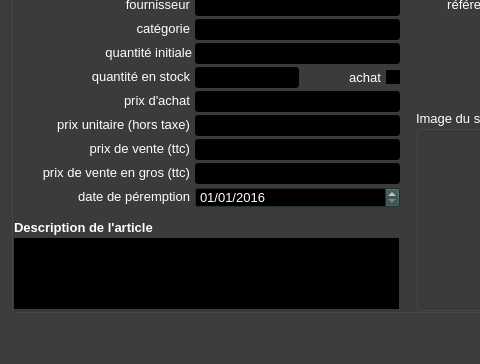
Before: the Qt Designer form ui/stocks/yeroth-erp-stock-detail-window.ui in xnoumbissinoundou/yeroth-erp-3.0, drawn with Qt 5; both pictures show x 0 to 480 and y 236 to 600 of the 800 by 600 pixel window.
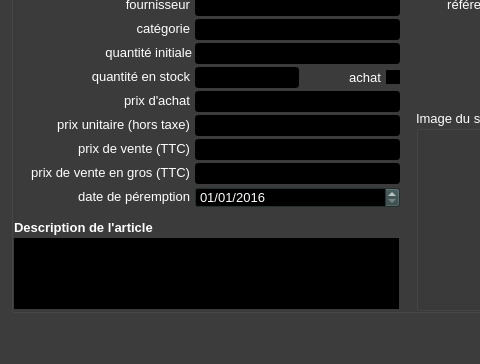
After: the same form once the commit is applied. Icons and pictures are not drawn. Custom widgets are drawn as their Qt base class.

Diff of the .ui file:
```diff
--- a/ui/stocks/yeroth-erp-stock-detail-window.ui
+++ b/ui/stocks/yeroth-erp-stock-detail-window.ui
@@ -4965,7 +4965,7 @@
       <enum>Qt::LeftToRight</enum>
      </property>
      <property name="text">
-      <string>prix de vente (ttc)</string>
+      <string>prix de vente (TTC)</string>
      </property>
      <property name="alignment">
       <set>Qt::AlignRight|Qt::AlignTrailing|Qt::AlignVCenter</set>
@@ -10383,7 +10383,7 @@
       <enum>Qt::LeftToRight</enum>
      </property>
      <property name="text">
-      <string>prix de vente en gros (ttc)</string>
+      <string>prix de vente en gros (TTC)</string>
      </property>
      <property name="alignment">
       <set>Qt::AlignRight|Qt::AlignTrailing|Qt::AlignVCenter</set>
```
